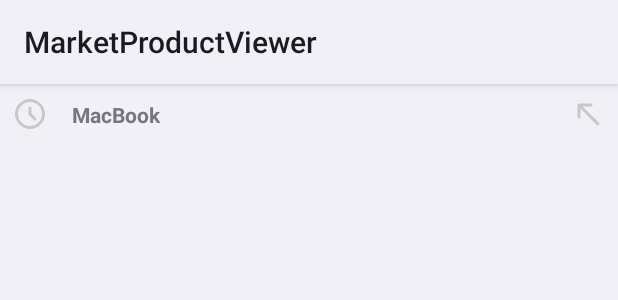
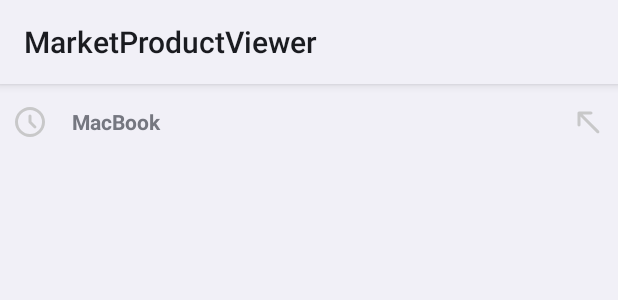
Before and after one commit to JuanGarciaGomez/MarketProductViewer, an Android app: the layout item_product_history.xml on its own in the app's theme, with its tools: preview values and no code run, on a phone screen of 412 x 824 dp. Shown: the top 300 px of the screen. Run offline under Robolectric (Android 15) with nearby library versions, the phone set to English and light mode, and no system bars.

Commit message:
fix string and layout_height of item

```diff
--- a/app/src/main/java/com/juanfe/project/marketproductviewer/ui/detail/DetailFragment.kt
+++ b/app/src/main/java/com/juanfe/project/marketproductviewer/ui/detail/DetailFragment.kt
@@ -108,7 +108,7 @@ class DetailFragment : Fragment() {
 
     private fun shareProduct() {
         val url = product.permalink
-        val shareMessage = "¡Echa un vistazo a este producto: $url"
+        val shareMessage = getString(R.string.look_product) + url
 
         val intent = Intent().apply {
             action = Intent.ACTION_SEND
--- a/app/src/main/java/com/juanfe/project/marketproductviewer/ui/search/SearchProductFragment.kt
+++ b/app/src/main/java/com/juanfe/project/marketproductviewer/ui/search/SearchProductFragment.kt
@@ -59,7 +59,7 @@ class SearchProductFragment : Fragment() {
         lifecycleScope.launch {
             repeatOnLifecycle(Lifecycle.State.STARTED) {
                 searchProductViewModel.searchHistory.collect { allHistory ->
-                    Log.e("History", allHistory.toString())
+                    Log.i("History", allHistory.toString())
                     if (allHistory != null)
                         searchHistoryAdapter.updateList(allHistory)
                 }
--- a/app/src/main/java/com/juanfe/project/marketproductviewer/ui/search/adapter/product/ProductAdapter.kt
+++ b/app/src/main/java/com/juanfe/project/marketproductviewer/ui/search/adapter/product/ProductAdapter.kt
@@ -6,6 +6,7 @@ import android.view.View
 import android.view.ViewGroup
 import androidx.recyclerview.widget.DiffUtil
 import androidx.recyclerview.widget.RecyclerView
+import com.juanfe.project.marketproductviewer.R
 import com.juanfe.project.marketproductviewer.core.ex.formatToCOP
 import com.juanfe.project.marketproductviewer.core.ex.loadProductImg
 import com.juanfe.project.marketproductviewer.databinding.ItemProductBinding
@@ -52,7 +53,6 @@ class ProductAdapter(
         RecyclerView.ViewHolder(binding.root) {
         fun bind(item: ResultModel, onItemSelected: (ResultModel) -> Unit) {
             binding.apply {
-                val freeDelivery = "Envio Gratis"
                 productTitle.text = item.title
 
                 if (item.originalPrice.formatToCOP() != item.price.formatToCOP()) {
@@ -65,7 +65,7 @@ class ProductAdapter(
                 productPrice.text = item.price.formatToCOP()
 
                 if (item.shipping.freeShipping) {
-                    productShipping.text = freeDelivery
+                    productShipping.text = root.context.getString(R.string.free_delivery)
                 } else {
                     productShipping.visibility = View.GONE
                 }
--- a/app/src/main/res/layout/item_product_history.xml
+++ b/app/src/main/res/layout/item_product_history.xml
@@ -4,7 +4,7 @@
     xmlns:tools="http://schemas.android.com/tools"
     android:id="@+id/product"
     android:layout_width="match_parent"
-    android:layout_height="wrap_content"
+    android:layout_height="50dp"
     android:padding="8dp">
 
     <androidx.appcompat.widget.AppCompatTextView
@@ -20,10 +20,10 @@
     <TextView
         android:id="@+id/history_product"
         android:layout_width="0dp"
-        android:layout_height="wrap_content"
+        android:layout_height="match_parent"
         android:layout_marginHorizontal="16dp"
         android:ellipsize="end"
-        android:gravity="start"
+        android:gravity="start|center"
         android:textStyle="bold"
         android:maxLines="1"
         app:layout_constraintBottom_toBottomOf="parent"
--- a/app/src/main/res/values/strings.xml
+++ b/app/src/main/res/values/strings.xml
@@ -18,6 +18,8 @@
     <string name="add_car">Agregar al carrito</string>
     <string name="soon">Pronto</string>
     <string name="very_soon">Muy Pronto</string>
+    <string name="no_products">No hay productos para esta busqueda</string>
+    <string name="look_product">¡Echa un vistazo a este producto:</string>
 
 
 </resources>
```
Also changed, not shown: app/src/main/java/com/juanfe/project/marketproductviewer/domain/ProductModel.kt (+4 -3 lines), app/src/main/java/com/juanfe/project/marketproductviewer/ui/search/SearchProductViewModel.kt (+6 -2 lines).
